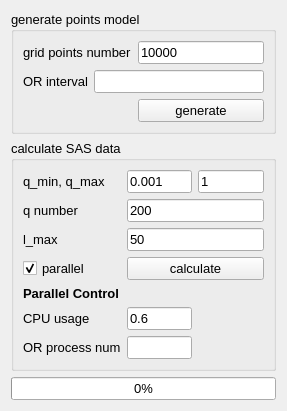
molybd/Model2SAS, file qtgui/controlPanel.ui: the form before one commit.
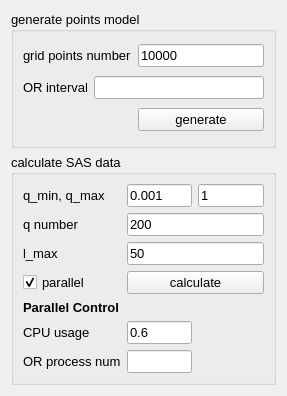
The form after the commit.

What changed in the file:
```diff
--- a/qtgui/controlPanel.ui
+++ b/qtgui/controlPanel.ui
@@ -178,13 +178,6 @@
      </layout>
     </widget>
    </item>
-   <item>
-    <widget class="QProgressBar" name="progressBar">
-     <property name="value">
-      <number>0</number>
-     </property>
-    </widget>
-   </item>
   </layout>
  </widget>
  <resources/>
```
